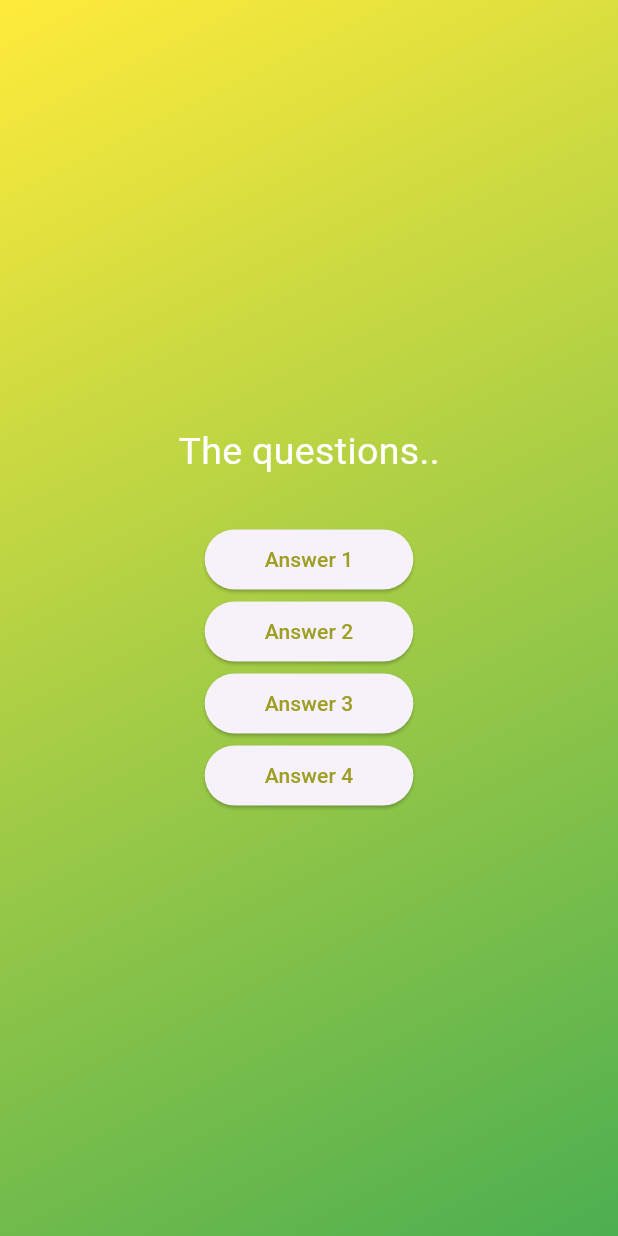
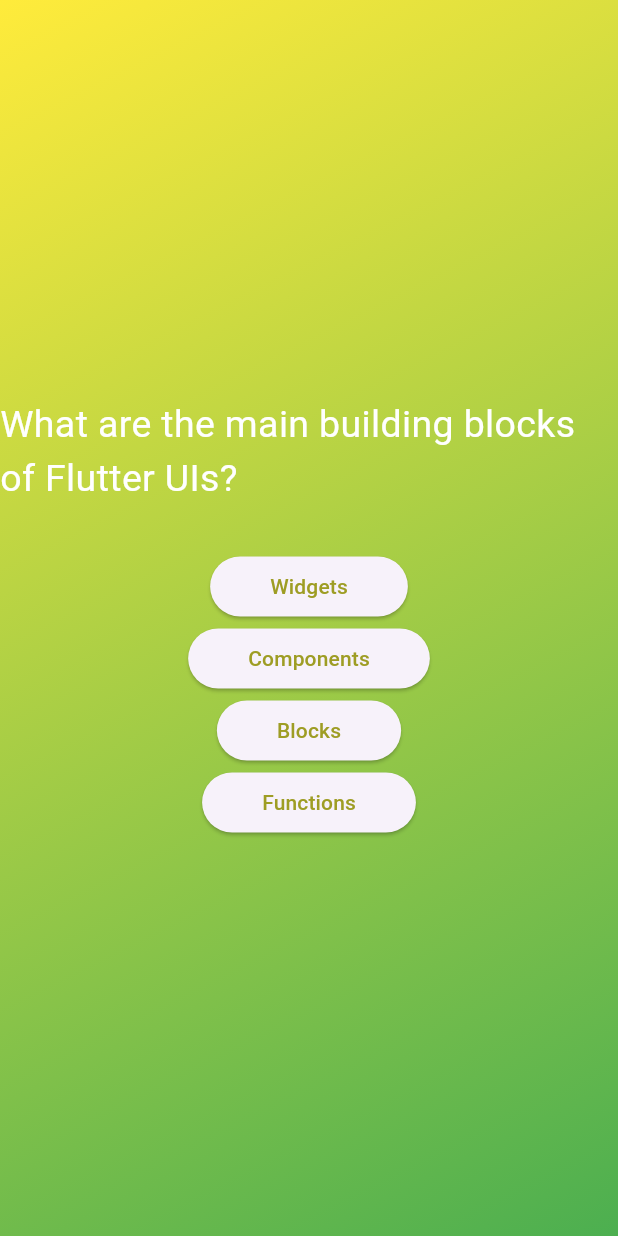
Before and after one commit to franciscovidalsantos/LearningFlutterAndDart, a Flutter app: the screen it shows after launch, after a tap on "Start the quiz", on a phone screen of 412 x 824 dp. Run offline on Flutter 3.47's test engine with Material 3 defaults, Android fonts, the light colour scheme and no system bars; our stand-ins replace wakelock_plus.

Commit message:
spreaded the button through our column list

```diff
--- a/quiz_app/lib/questions_screen.dart
+++ b/quiz_app/lib/questions_screen.dart
@@ -1,5 +1,6 @@
 import 'package:flutter/material.dart';
 import 'package:quiz_app/answer_button.dart';
+import 'package:quiz_app/data/questions.dart';
 
 class QuestionsScreen extends StatefulWidget {
   const QuestionsScreen({super.key});
@@ -10,6 +11,8 @@
 }
 
 class _QuestionsState extends State<QuestionsScreen> {
+  final currentQuestion = questions[0];
+
   @override
   Widget build(context) {
     return SizedBox(
@@ -18,27 +21,32 @@
         mainAxisAlignment: MainAxisAlignment.center,
         children: [
           Text(
-            "The questions..",
+            currentQuestion.questionText,
             style: TextStyle(color: Colors.white, fontSize: 25),
           ),
           SizedBox(height: 30),
-          AnswerButton(
-            answerText: "Answer 1",
-            onTap: () {},
-          ),
-          AnswerButton(
-            // we can change the order since they are named arguments and required to be filled by their name
-            onTap: () {},
-            answerText: "Answer 2",
-          ),
-          AnswerButton(
-            answerText: "Answer 3",
-            onTap: () {},
-          ),
-          AnswerButton(
-            answerText: "Answer 4",
-            onTap: () {},
-          ),
+          // spreading
+          ...currentQuestion.options.map((answer) {
+            return AnswerButton(answerText: answer, onTap: () {});
+          })
+
+          // AnswerButton(
+          //   answerText: currentQuestion.options[0],
+          //   onTap: () {},
+          // ),
+          // AnswerButton(
+          //   // we can change the order since they are named arguments and required to be filled by their name
+          //   onTap: () {},
+          //   answerText: currentQuestion.options[1],
+          // ),
+          // AnswerButton(
+          //   answerText: currentQuestion.options[2],
+          //   onTap: () {},
+          // ),
+          // AnswerButton(
+          //   answerText: currentQuestion.options[3],
+          //   onTap: () {},
+          // ),
         ],
       ),
     );
```
